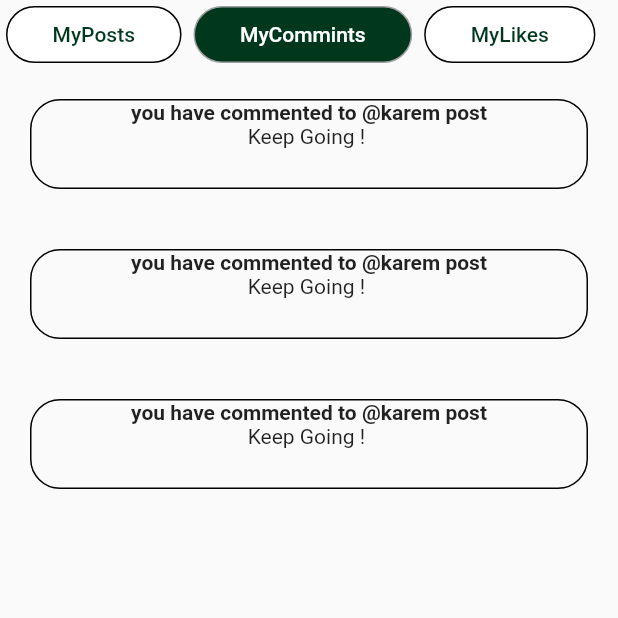
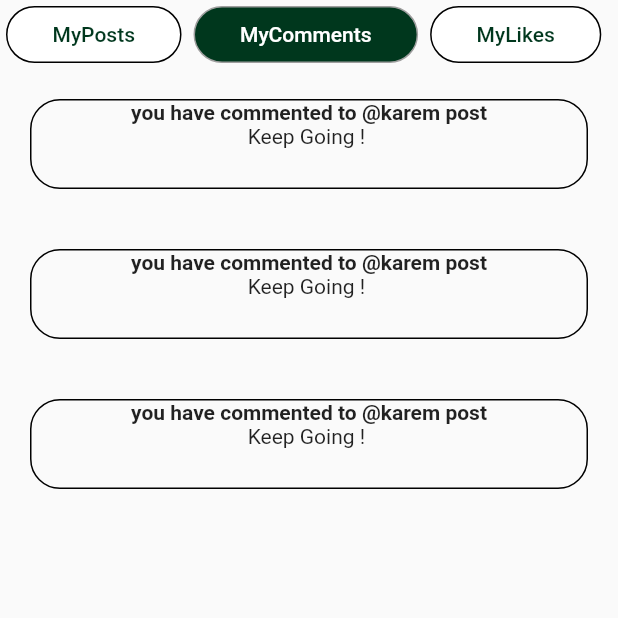
Before and after one commit to RoaaAmin/HiLinky_test, a Flutter app: the tabs screen opened directly, item 2 of the bottom bar chosen, on a phone screen of 412 x 824 dp, the top half of it. Run offline on Flutter 3.47's test engine with Material 2 defaults, Android fonts, the light colour scheme and no system bars; drawn by our look-alikes of buttons_tabbar; our stand-ins replace cached_network_image, cloud_firestore, dio, firebase_auth, firebase_core, firebase_messaging and 15 more; missing offline and left inert: adaptive_action_sheet, country_pickers, flutter_paypal_checkout, qr_code_scanner, social_share; accounts and stored records are empty; network calls fail.

Commit message:
like icon

```diff
--- a/lib/Profile/Activity_tabs/my_likes.dart
+++ b/lib/Profile/Activity_tabs/my_likes.dart
@@ -21,7 +21,7 @@ class _MyLikesState extends State<MyLikes> {
           // ),
 
           body: ListView(
-        children: const [CardsList()],
+       children: const [CardsList()],
       )),
     );
   }
--- a/lib/Profile/Activity_tabs/post_design.dart
+++ b/lib/Profile/Activity_tabs/post_design.dart
@@ -3,6 +3,7 @@ import 'package:firebase_auth/firebase_auth.dart';
 import 'package:flutter/material.dart';
 
 import '../../Comment/CommentPage.dart';
+import '../../feeds/LikeButton.dart';
 
 class post_design extends StatefulWidget {
   final String? postedByUID;
@@ -151,7 +152,9 @@ class _post_designState extends State<post_design> {
                     Row(
                       mainAxisAlignment: MainAxisAlignment.center,
                       children: [
-                        Icon(Icons.favorite_border),
+                        LikeButton(
+                          postId: postsDocs[i].data()!['PostId'],
+                        ),
                         Text("  5676       "),
                         GestureDetector(
                             onTap: () {
--- a/lib/Profile/Activity_tabs/tabs.dart
+++ b/lib/Profile/Activity_tabs/tabs.dart
@@ -45,7 +45,7 @@ class _tabsState extends State<tabs> {
                     text: "MyPosts",
                   ),
                   Tab(
-                    text: "MyCommints",
+                    text: "MyComments",
                   ),
                   Tab(
                     text: "MyLikes",
--- a/lib/feeds/LikeButton.dart
+++ b/lib/feeds/LikeButton.dart
@@ -26,8 +26,8 @@ class _LikeButtonState extends State<LikeButton> {
   Widget build(BuildContext context) {
     return IconButton(
       icon: Icon(
-        isLiked ? Icons.thumb_up : Icons.thumb_up_alt_outlined,
-        color: isLiked ? Colors.blue : null,
+        isLiked ? Icons.favorite : Icons.favorite_border_outlined,
+        color: isLiked ? Colors.red : null,
       ),
       onPressed: () {
         setState(() {
```
Also changed, not shown: lib/Comment/CommentPage.dart (+9 -9 lines).
